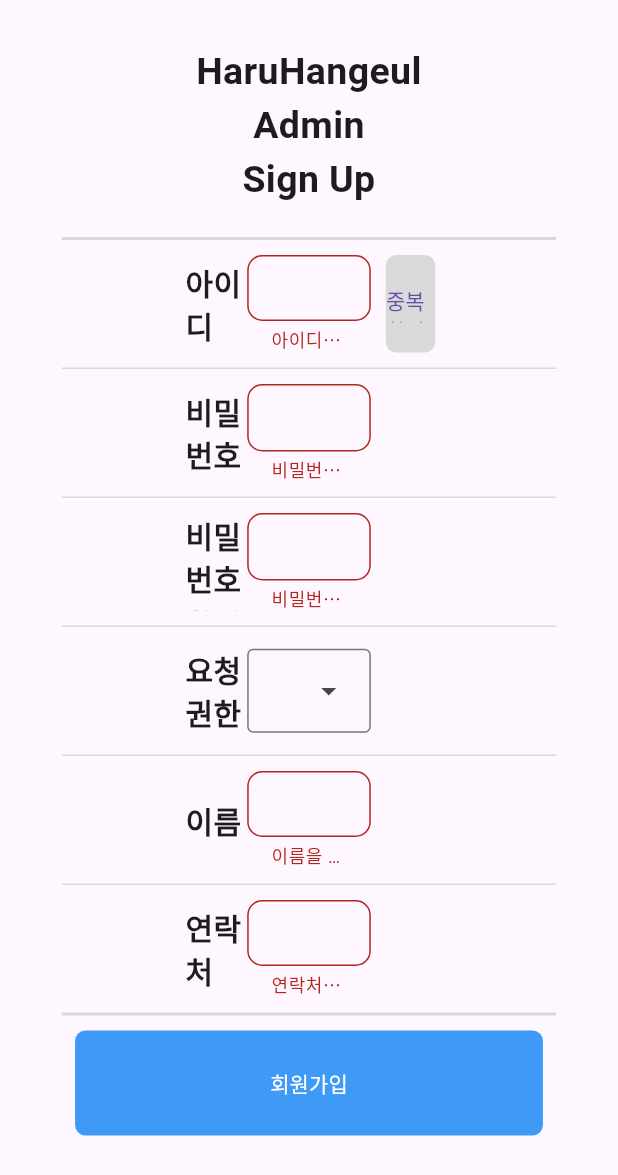
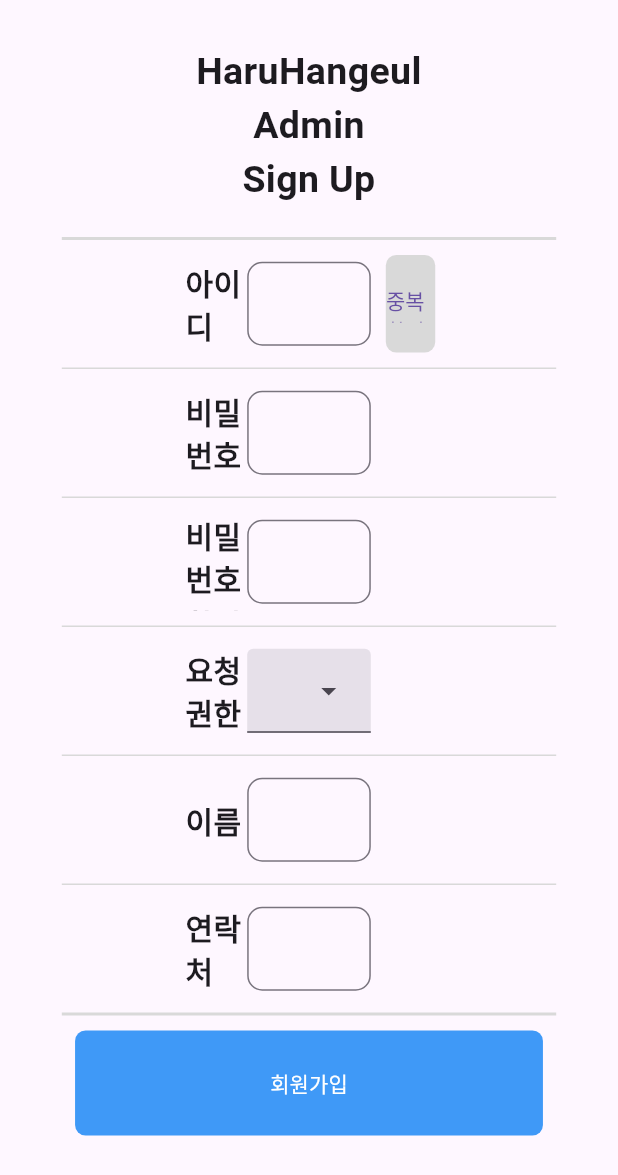
Before and after one commit to teamGND/HaruAdmin-FE, a Flutter app: the SignUpPage screen opened by its route, after a tap on "중복확인", on a phone screen of 412 x 824 dp. Shown: the top 1175 px of the screen. Run offline on Flutter 3.47's test engine with Material 3 defaults, Android fonts, the phone set to English and light mode, and no system bars; our stand-ins replace dio, flutter_secure_storage, go_router; accounts and stored records are empty; network calls fail.

```diff
--- a/lib/api/auth_services.dart
+++ b/lib/api/auth_services.dart
@@ -1,28 +1,35 @@
 import 'dart:convert';
 import 'package:dio/dio.dart';
 import 'package:haru_admin/api/network/dio_client.dart';
-import 'package:haru_admin/model/auth_model.dart';
 import 'package:haru_admin/utils/secure_storage.dart';
 
 class AuthRepository {
   final dio = DioClient().provideDio();
-  SecureStorage secureStorage = SecureStorage();
-//텍스트 폼 유효성 검사
 
 //회원가입 로직
-  signup(adminId, password, name, ranks, phoneNumber) async {
+  signup(
+    adminId,
+    password,
+    name,
+    ranks,
+    phoneNumber,
+  ) async {
     try {
       Map<String, dynamic> requestBody = {
-        "adminId": "$adminId",
-        "name": "$name",
+        "adminId": '$adminId',
+        "name": '$name',
         "password": "$password",
-        "ranks": "$ranks",
+        "ranks": 'MASTER',
         "phoneNumber": "$phoneNumber",
       };
-
-      Response response = await dio.post('/signup', data: requestBody);
+      var jsondata = jsonEncode(requestBody);
+      print('jsondata: $jsondata');
+      final response = await dio.post('/signup', data: jsondata);
+      print('response: $response');
 
       if (response.statusCode == 200) {
+        Map<String, dynamic> resp = jsonDecode(response.data);
+        print(resp);
         print('회원가입 완료!');
       } else {
         print('회원가입 실패: ${response.data}');
@@ -39,8 +46,8 @@
   ) async {
     try {
       Map<String, dynamic> requestBody = {
-        'adminId': '$adminId',
-        'password': "$password",
+        'adminId': adminId,
+        'password': password,
       };
       Response response = await dio.post('/login', data: requestBody);
 
@@ -48,38 +55,34 @@
         Map<String, dynamic> responseData = response.data;
         Map<String, dynamic> adminData = responseData['headers'];
         String token = adminData['Authorization'][0];
+        SecureStorage secureStorage = SecureStorage();
         secureStorage.setAccessToken(token);
       } else {
         print('로그인 실패: ${response.statusCode}');
       }
-
-      // final authorization = response.headers['Authorization'];
-      // if (authorization != null) {
-      //   secureStorage.setAccessToken(authorization.first);
-      // } else if (response.statusCode == 401) {
-      //   print('로그인 실패: 승인되지 않은 사용자');
-      // } else {
-      //   print('로그인 실패: ${response.statusCode}');
-      // }
-    } catch (e) {
-      print('회원가입 중 예외 발생 $e');
+    } on DioException catch (e) {
+      if (e.type == DioExceptionType.badResponse) {
+        print('로그인 실패: ${e.response?.data}');
+      } else {
+        print('로그인 중 예외 발생 $e');
+      }
     }
   }
 
   // 아이디 중복체크
-  adminIdCheck(adminId) async {
+  adminIdCheck(
+    String adminId,
+  ) async {
     try {
-      final response = await dio.post(
-        '/id-validate/$adminId',
-        data: {
-          "adminId": adminId,
-        },
-      );
-      final approveId = json.decode(response.data.toString());
-      print(approveId);
-      return true;
+      Response response =
+          await dio.post('/id-validate/$adminId', data: adminId);
+
+      if (response.statusCode == 200) {
+        json.decode(response.data.toString());
+        print(response.data);
+      }
     } catch (e) {
-      rethrow;
+      print('$e');
     }
   }
 }
--- a/lib/main.dart
+++ b/lib/main.dart
@@ -1,5 +1,5 @@
 import 'package:flutter/material.dart';
-import 'router.dart';
+import 'package:haru_admin/router.dart';
 
 void main() {
   runApp(const MyApp());
--- a/lib/router.dart
+++ b/lib/router.dart
@@ -2,7 +2,6 @@
 import 'package:go_router/go_router.dart';
 import 'package:haru_admin/screens/authentication/login_page.dart';
 import 'package:haru_admin/screens/authentication/signup_page.dart';
-
 import 'utils/routing_url.dart';
 import 'widgets/sidebar.dart';
 
--- a/lib/screens/authentication/signup_page.dart
+++ b/lib/screens/authentication/signup_page.dart
@@ -1,6 +1,5 @@
 import 'package:haru_admin/api/auth_services.dart';
 import 'package:flutter/material.dart';
-import 'package:haru_admin/utils/secure_storage.dart';
 import 'package:haru_admin/widgets/colors.dart';
 import 'package:haru_admin/widgets/divider.dart';
 import 'package:haru_admin/widgets/rowitems.dart';
@@ -16,13 +15,13 @@
   final _formKey = GlobalKey<FormState>();
   late final AuthRepository authRepository;
   bool isIdavailable = false;
+  RankLabel? selectedRank;
   TextEditingController adminIdController = TextEditingController();
   TextEditingController passwordController = TextEditingController();
   TextEditingController confirmPasswordController = TextEditingController();
   TextEditingController adminNameController = TextEditingController();
   TextEditingController rankController = TextEditingController();
   TextEditingController phoneNumberController = TextEditingController();
-  SecureStorage secureStorage = SecureStorage();
 
   @override
   void initState() {
@@ -107,11 +106,11 @@
                               if (!saveAndValidateForm(_formKey)) {
                                 return;
                               }
-                              authRepository.signup(
+                              await authRepository.signup(
                                 adminIdController.text,
                                 passwordController.text,
                                 adminNameController.text,
-                                Rank.values.toString(),
+                                selectedRank,
                                 phoneNumberController.text,
                               );
                             },
@@ -149,9 +148,6 @@
           backgroundColor: hintTextColor,
         ),
         onPressed: () async {
-          if (_formKey.currentState!.validate() == false) {
-            return;
-          }
           authRepository.adminIdCheck(adminIdController.text);
         },
         child: isIdavailable ? const Icon(Icons.check) : const Text('중복확인'),
@@ -203,11 +199,11 @@
 
   Widget rank() {
     return const RowItems(
-      controller: null,
       obscureText: false,
       infoname: '요청권한',
       validator: null,
       useDropdownMenu: true,
+      controller: null,
     );
   }
 
--- a/lib/utils/secure_storage.dart
+++ b/lib/utils/secure_storage.dart
@@ -14,18 +14,18 @@
 
   FlutterSecureStorage get secureStorage => _storage;
 
-  // 토큰 가져오기 = read
+  // 토큰 가져오기
   Future<String?> getAccessToken() async {
     String? value = await _storage.read(key: 'accessToken');
     return value;
   }
 
-  // 토큰 설정하기 = 토큰 저장
+  // 토큰 설정하기
   Future<void> setAccessToken(String token) async {
     _storage.write(key: 'accessToken', value: token);
   }
 
-  // 토큰 삭제하기 = delete
+  // 토큰 삭제하기
   Future<void> deleteAccessToken() async {
     _storage.delete(key: 'accessToken');
   }
--- a/lib/widgets/rowitems.dart
+++ b/lib/widgets/rowitems.dart
@@ -1,13 +1,14 @@
 import 'package:flutter/material.dart';
 import 'package:haru_admin/widgets/colors.dart'; //sign_up 페이지 칸 한 개에 대한 정의
 
-enum Rank {
-  master('총 관리자'),
-  content('콘텐츠 관리자'),
-  translation('번역 관리자');
+enum RankLabel {
+  MASTER('MASTER', '총 관리자'),
+  CONTENTS('CONTENTS', '컨텐츠 관리자'),
+  TRANSLATION('TRANSLATION', '번역관리자');
 
-  const Rank(this.rankname);
-  final String rankname;
+  const RankLabel(this.englabel, this.korlabel);
+  final String englabel;
+  final String korlabel;
 }
 
 class RowItems extends StatefulWidget {
@@ -45,7 +46,8 @@
 }
 
 class _RowItemsState extends State<RowItems> {
-  late Rank selectedRank;
+  RankLabel? selectedRank;
+  TextEditingController rankController = TextEditingController();
 
   @override
   Widget build(BuildContext context) {
@@ -68,24 +70,32 @@
           SizedBox(
             width: MediaQuery.of(context).size.width * 0.2,
             child: widget.useDropdownMenu
-                ? DropdownMenu<Rank>(
+                ? DropdownMenu<RankLabel>(
+                    initialSelection: null,
                     width: MediaQuery.of(context).size.width * 0.2,
-                    initialSelection: null,
-                    hintText: '관리자 유형을 선택해주세요.',
-                    onSelected: (Rank? rankname) {
+                    hintText: selectedRank == null
+                        ? '관리자 유형을 선택해주세요'
+                        : '${selectedRank?.korlabel}',
+                    requestFocusOnTap: true,
+                    enableFilter: true,
+                    inputDecorationTheme: const InputDecorationTheme(
+                      filled: true,
+                    ),
+                    onSelected: (RankLabel? rank) {
                       setState(() {
-                        selectedRank = Rank.content;
-                        rankname == null ? '요청 권한을 선택해주세요' : null;
+                        selectedRank =
+                            rank; //RankLabel.CONTENTS, RankLabel.~~~라고 각각 타입별로 찍히긴 찍힘
+                        print(selectedRank);
                       });
                     },
-                    dropdownMenuEntries: Rank.values
-                        .map<DropdownMenuEntry<Rank>>((Rank rankname) {
-                      return DropdownMenuEntry<Rank>(
-                        value: rankname,
-                        label: rankname.rankname,
+                    dropdownMenuEntries: RankLabel.values
+                        .map<DropdownMenuEntry<RankLabel>>((RankLabel rank) {
+                      return DropdownMenuEntry<RankLabel>(
+                        value: rank,
+                        label: rank.korlabel,
                         style: ButtonStyle(
-                          surfaceTintColor: MaterialStateProperty.all(
-                              const Color(0xFFD9D9D9)),
+                          surfaceTintColor:
+                              MaterialStateProperty.all(greycolor),
                         ),
                       );
                     }).toList(),
@@ -101,7 +111,8 @@
                           borderRadius: BorderRadius.circular(10),
                         ),
                         errorText: widget.errorText),
-                    onChanged: widget.onChanged),
+                    onChanged: widget.onChanged,
+                  ),
           ),
           SizedBox(
             width: widget.width,
```
Also changed, not shown: lib/model/auth_model.dart (+12 -12 lines), lib/screens/authentication/login_page.dart (+5 -10 lines), lib/api/network/dio_client.dart (line endings or trailing spaces), pubspec.lock.
